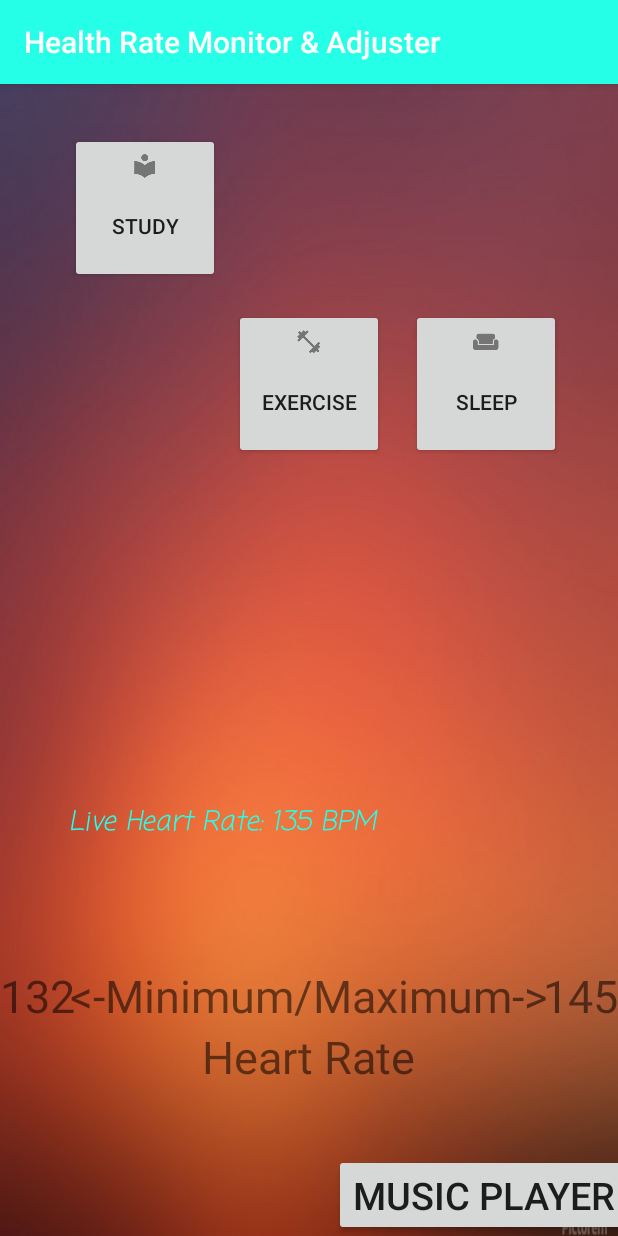
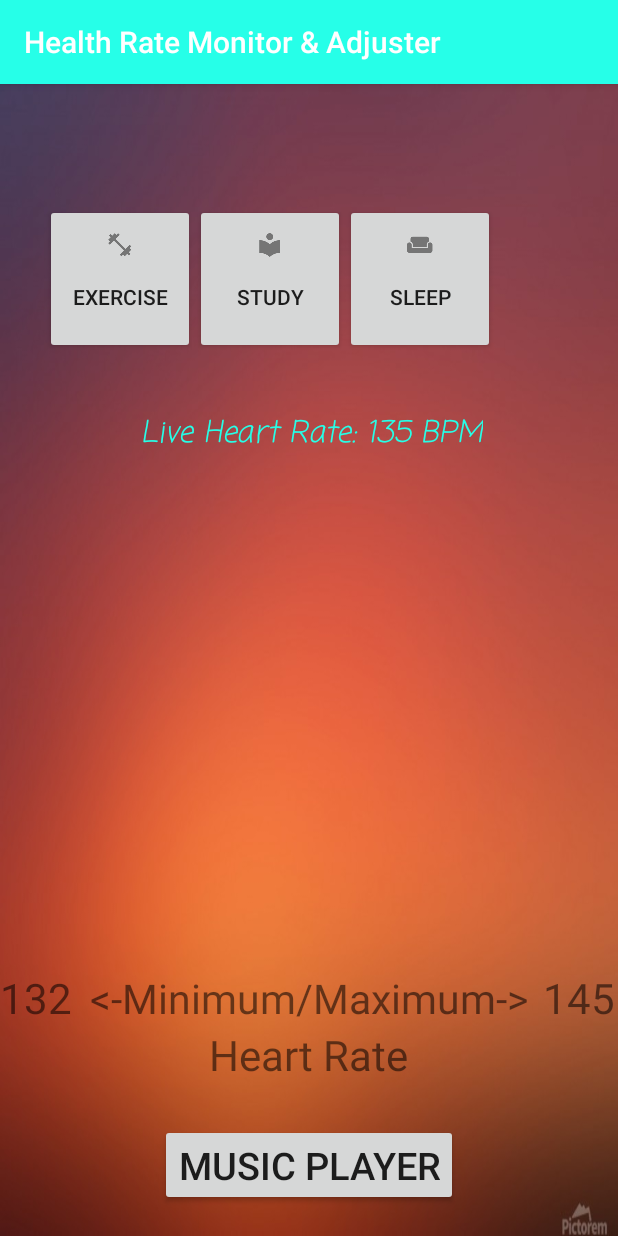
Before and after one commit to vpranathy/Health-Monitor, an Android app: the exercisescreen screen opened directly, with no data from a screen before it, on a phone screen of 412 x 824 dp. Run offline under Robolectric (Android 15) with nearby library versions, the phone set to English and light mode, and no system bars.

Commit message:
Made fixes to UI of app

```diff
--- a/HealthCareApp/app/src/main/res/layout/activity_exercisescreen.xml
+++ b/HealthCareApp/app/src/main/res/layout/activity_exercisescreen.xml
@@ -5,78 +5,84 @@
     android:layout_width="match_parent"
     android:layout_height="match_parent"
     android:background="@drawable/gradient"
-    tools:context=".exercisescreen">
+    tools:context=".exercisescreen"
+    >
+
+    <LinearLayout
+        android:id="@+id/innerLayout"
+        android:layout_width="wrap_content"
+        android:layout_height="wrap_content"
+        android:layout_alignParentStart="true"
+        android:layout_alignParentTop="true"
+        android:layout_marginStart="30dp"
+        android:layout_marginEnd="30dp"
+        android:layout_marginTop="80dp"
+        android:orientation="horizontal">
 
         <Button
             android:id="@+id/button1"
             android:layout_width="100dp"
             android:layout_height="100dp"
-        android:layout_alignParentTop="true"
-        android:layout_centerHorizontal="true"
-        android:layout_marginTop="150dp"
             android:drawableTop="@drawable/ic_action_gym"
+            android:padding="15dp"
             android:text="@string/exercise" />
 
         <Button
             android:id="@+id/button2"
             android:layout_width="100dp"
             android:layout_height="100dp"
-        android:layout_above="@+id/button3"
-        android:layout_alignStart="@+id/textView10"
-        android:layout_marginBottom="17dp"
             android:drawableTop="@drawable/ic_action_study"
+            android:padding="15dp"
             android:text="@string/study" />
 
         <Button
             android:id="@+id/button3"
             android:layout_width="100dp"
             android:layout_height="100dp"
-        android:layout_alignTop="@+id/button1"
-        android:layout_alignParentEnd="true"
-        android:layout_alignParentRight="true"
-        android:layout_marginEnd="38dp"
-        android:layout_marginRight="38dp"
+            android:layout_alignTop="@+id/innerLayout"
+            android:layout_alignEnd="@+id/innerLayout"
             android:drawableTop="@drawable/ic_action_sleep"
+            android:padding="15dp"
             android:text="@string/sleep" />
+    </LinearLayout>
 
     <TextView
         android:id="@+id/textView6"
-        android:layout_width="233dp"
-        android:layout_height="47dp"
-        android:layout_alignEnd="@+id/button2"
-        android:layout_alignParentBottom="true"
-        android:layout_marginEnd="-132dp"
-        android:layout_marginBottom="242dp"
+        android:layout_width="wrap_content"
+        android:layout_height="wrap_content"
+        android:layout_below="@+id/innerLayout"
+        android:layout_alignStart="@+id/button4"
+        android:layout_centerInParent="true"
+        android:layout_marginStart="-13dp"
+        android:layout_marginTop="38dp"
+        android:layout_marginEnd="20dp"
+        android:fontFamily="casual"
         android:text="@string/live_heart_rate_135_bpm"
         android:textColor="@color/colorPrimary"
-        android:textSize="18sp"
-        android:textStyle="italic"
-        android:fontFamily="casual"
-         />
+        android:textSize="20sp"
+        android:textStyle="italic" />
 
     <TextView
         android:id="@+id/textView7"
         android:layout_width="70dp"
         android:layout_height="wrap_content"
-        android:layout_alignEnd="@+id/button2"
+
         android:layout_alignParentBottom="true"
         android:layout_marginEnd="80dp"
         android:layout_marginBottom="140dp"
         android:text="@string/_132"
-        android:textSize="30sp" />
+        android:textSize="28sp" />
 
     <TextView
         android:id="@+id/textView8"
         android:layout_width="70dp"
         android:layout_height="wrap_content"
         android:layout_alignParentEnd="true"
-        android:layout_alignParentRight="true"
         android:layout_alignParentBottom="true"
         android:layout_marginEnd="-20dp"
-        android:layout_marginRight="0dp"
         android:layout_marginBottom="140dp"
         android:text="@string/_145"
-        android:textSize="30sp" />
+        android:textSize="28sp" />
 
     <TextView
         android:id="@+id/textView10"
@@ -85,7 +91,7 @@
         android:layout_alignBottom="@+id/textView7"
         android:layout_centerHorizontal="true"
         android:text="@string/minimum_maximum"
-        android:textSize="30sp" />
+        android:textSize="27sp" />
 
     <TextView
         android:id="@+id/textView11"
@@ -95,16 +101,16 @@
         android:layout_centerHorizontal="true"
         android:layout_marginTop="-140dp"
         android:text="@string/heart_rate"
-        android:textSize="30sp" />
+        android:textSize="28sp" />
 
     <Button
         android:id="@+id/button4"
         android:layout_width="wrap_content"
         android:layout_height="wrap_content"
-        android:layout_alignEnd="@+id/button3"
         android:layout_alignParentBottom="true"
         android:layout_centerHorizontal="true"
-        android:layout_marginEnd="-47dp"
+        android:layout_marginEnd="45dp"
+        android:layout_marginBottom="20dp"
         android:text="@string/music_player"
         android:textSize="25sp" />
 
--- a/HealthCareApp/app/src/main/res/layout/activity_home_screen.xml
+++ b/HealthCareApp/app/src/main/res/layout/activity_home_screen.xml
@@ -37,7 +37,7 @@
         android:layout_height="wrap_content"
         android:layout_alignParentTop="true"
         android:layout_centerHorizontal="true"
-        android:layout_marginTop="175dp"
+        android:layout_marginTop="145dp"
         android:text="CONNECT TO DEVICE"
         android:textSize="20sp" />
 
@@ -47,7 +47,7 @@
         android:layout_height="wrap_content"
         android:layout_alignParentBottom="true"
         android:layout_centerHorizontal="true"
-        android:layout_marginBottom="291dp"
+        android:layout_marginBottom="261dp"
         android:text="SETTINGS" />
 
 </RelativeLayout>
```
Also changed, not shown: HealthCareApp/app/src/main/res/layout/activity_informationscreen.xml (+9 -17 lines), HealthCareApp/app/src/main/res/layout/activity_informationscreen_b.xml (+11 -17 lines), HealthCareApp/app/src/main/res/layout/activity_informationscreen_c.xml (+9 -17 lines). Lines whose indentation alone changed are shown as unchanged.
